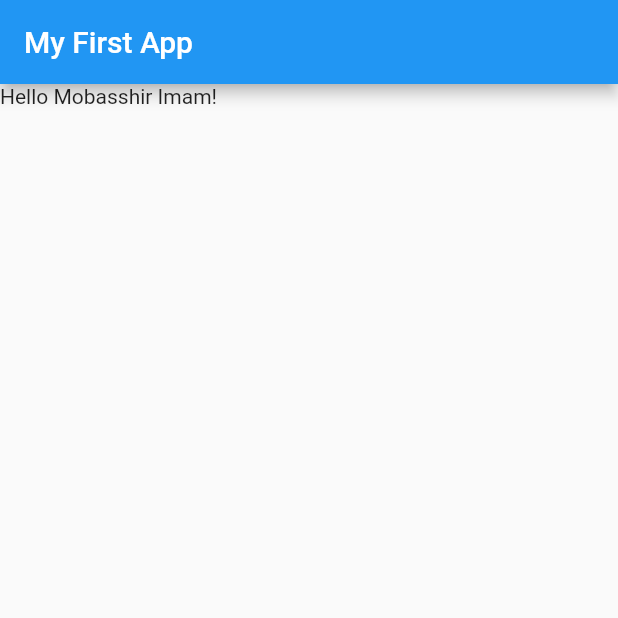
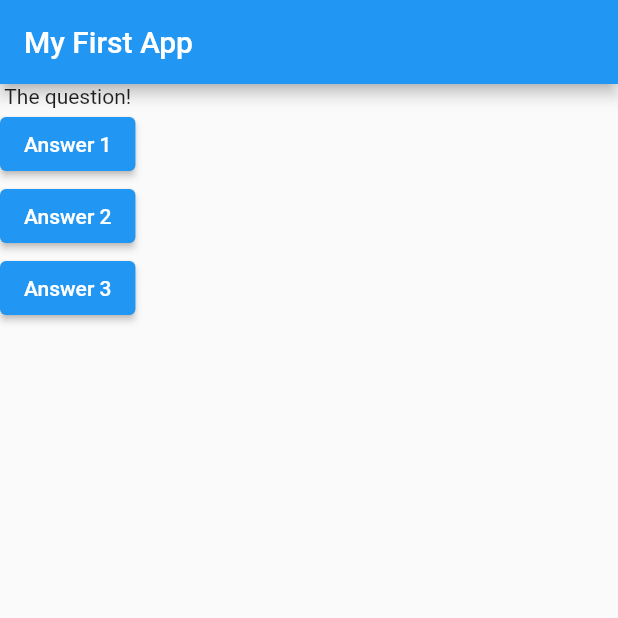
Before and after one commit to imobasshir/flutter_start, a Flutter app: the screen it shows after launch, on a phone screen of 412 x 824 dp, the top half of it. Run offline on Flutter 3.47's test engine with Material 2 defaults, Android fonts, the phone set to English and light mode, and no system bars.

Commit message:
second commit

```diff
--- a/lib/main.dart
+++ b/lib/main.dart
@@ -5,14 +5,38 @@ void main() {
 }
 
 class MyApp extends StatelessWidget {
+  void answerQuestion() {
+    print('Answer chosen!');
+  }
+
   @override
   Widget build(BuildContext context) {
+    var questions = [
+      'What\'s yout favorate color?',
+      'What\'s your favorate animal?',
+    ];
     return MaterialApp(
         home: Scaffold(
       appBar: AppBar(
         title: Text("My First App"),
       ),
-      body: Text("Hello Mobasshir Imam!"),
+      body: Column(
+        children: [
+          Text('The question!'),
+          ElevatedButton(
+            onPressed: answerQuestion,
+            child: Text('Answer 1'),
+          ),
+          ElevatedButton(
+            onPressed: answerQuestion,
+            child: Text('Answer 2'),
+          ),
+          ElevatedButton(
+            onPressed: answerQuestion,
+            child: Text('Answer 3'),
+          ),
+        ],
+      ),
     ));
   }
 }
```
